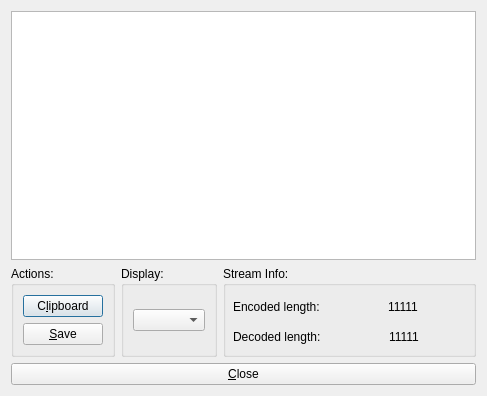
This is src/streamdatadialog.ui in mato7d5/QPDFWalker as Qt 5 draws it before an edit. The edited form follows.
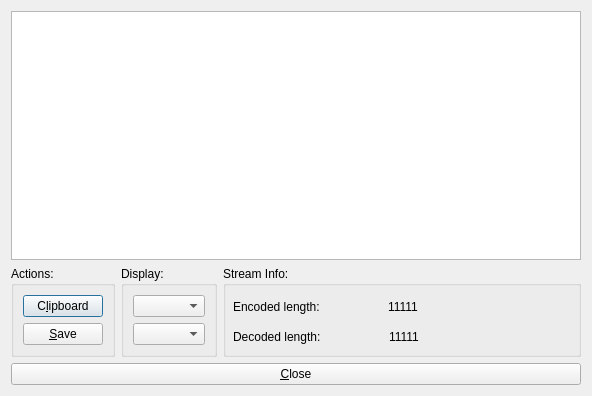
This is the edited form. Icons and pictures are not drawn.

Commit message: stream data dialog: encodings

The edit to the form file:
```diff
--- a/src/streamdatadialog.ui
+++ b/src/streamdatadialog.ui
@@ -9,7 +9,7 @@
    <rect>
     <x>0</x>
     <y>0</y>
-    <width>487</width>
+    <width>592</width>
     <height>396</height>
    </rect>
   </property>
@@ -78,6 +78,9 @@
           </property>
          </widget>
         </item>
+        <item>
+         <widget class="QComboBox" name="uiDisplayEncodingCombo"/>
+        </item>
        </layout>
       </widget>
      </item>
@@ -92,7 +95,7 @@
        <property name="title">
         <string>Stream Info:</string>
        </property>
-       <widget class="QWidget" name="">
+       <widget class="QWidget" name="layoutWidget">
         <property name="geometry">
          <rect>
           <x>10</x>
@@ -143,7 +146,7 @@
          </item>
         </layout>
        </widget>
-       <widget class="QWidget" name="">
+       <widget class="QWidget" name="layoutWidget">
         <property name="geometry">
          <rect>
           <x>10</x>
```
The commit also changes 2 other files.
